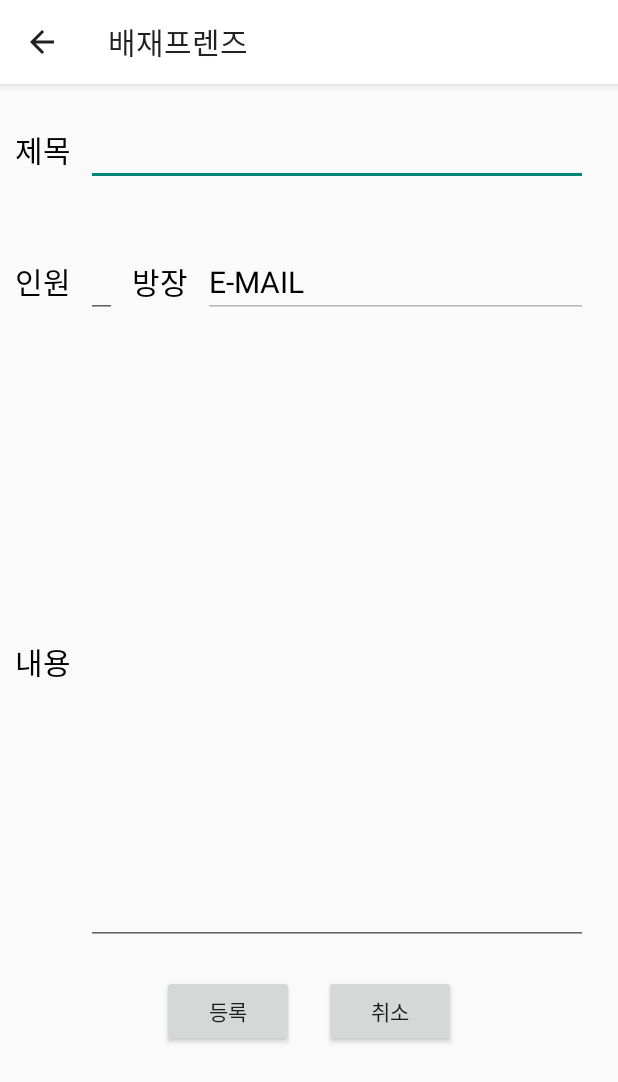
After one commit to GYUWON-CHOI/paichai_freinds, an Android app: the EditActivity screen opened directly, with no data from a screen before it, on a phone screen of 412 x 824 dp. The commit adds this screen. Shown: the top 1082 px of the screen. Run offline under Robolectric (Android 15) with nearby library versions, the phone set to English and light mode, and no system bars; our stand-ins replace Firebase (no records; nobody signed in at launch, a user with empty details on screens opened directly); 1 statement that could not run was skipped.

Commit message:
글 삭제, 수정 기능 구현(로그인 유저 = 글 작성자 부분 x)

```diff
--- /dev/null
+++ b/app/src/main/java/com/example/myapplication/EditActivity.java
@@ -0,0 +1,128 @@
+package com.example.myapplication;
+
+import androidx.annotation.NonNull;
+import androidx.appcompat.app.AppCompatActivity;
+
+import android.os.Bundle;
+import android.view.MenuItem;
+import android.view.View;
+import android.widget.Button;
+import android.widget.EditText;
+import android.widget.Toast;
+
+import com.google.firebase.database.DataSnapshot;
+import com.google.firebase.database.DatabaseError;
+import com.google.firebase.database.DatabaseReference;
+import com.google.firebase.database.FirebaseDatabase;
+import com.google.firebase.database.ValueEventListener;
+
+public class EditActivity extends AppCompatActivity {
+
+    private EditText editTitle, editPerson, editWho, editDetail;
+    private Button btnSave, btnCancel;
+    private DatabaseReference databaseReference;
+
+    @Override
+    protected void onCreate(Bundle savedInstanceState) {
+        super.onCreate(savedInstanceState);
+        setContentView(R.layout.activity_edit);
+
+        getSupportActionBar().setDisplayHomeAsUpEnabled(true);
+
+        editTitle = findViewById(R.id.input_write);
+        editPerson = findViewById(R.id.input_person);
+        editWho = findViewById(R.id.input_who);
+        editDetail = findViewById(R.id.input_detail);
+        btnSave = findViewById(R.id.btn);
+        btnCancel = findViewById(R.id.can);
+
+        // 수정할 글의 ID를 받아옴
+        String postId = getIntent().getStringExtra("ID");
+
+        // Firebase 데이터베이스의 "User" 노드에서 해당 글의 데이터를 불러옴
+        databaseReference = FirebaseDatabase.getInstance().getReference().child("User").child(postId);
+        databaseReference.addListenerForSingleValueEvent(new ValueEventListener() {
+            @Override
+            public void onDataChange(@NonNull DataSnapshot dataSnapshot) {
+                if (dataSnapshot.exists()) {
+                    // User 클래스의 생성자를 이용하여 데이터 가져오기
+                    User user = dataSnapshot.getValue(User.class);
+
+                    // 불러온 데이터를 EditText에 설정
+                    editTitle.setText(user.getTitle());
+                    editPerson.setText(String.valueOf(user.getPerson()));
+                    editWho.setText(user.getId());
+                    editDetail.setText(user.getDetail());
+                } else {
+                    // 데이터가 없는 경우 또는 에러 처리
+                    Toast.makeText(EditActivity.this, "데이터를 불러오는 중 오류가 발생했습니다.", Toast.LENGTH_SHORT).show();
+                    finish();
+                }
+            }
+
+            @Override
+            public void onCancelled(@NonNull DatabaseError databaseError) {
+                // 데이터를 불러오는 중에 에러가 발생한 경우
+                Toast.makeText(EditActivity.this, "데이터를 불러오는 중 오류가 발생했습니다.", Toast.LENGTH_SHORT).show();
+                finish();
+            }
+        });
+
+        // 저장 버튼 클릭 시 수정된 데이터를 Firebase에 업데이트
+        btnSave.setOnClickListener(new View.OnClickListener() {
+            @Override
+            public void onClick(View v) {
+                saveChanges(postId);
+            }
+        });
+
+        // 취소 버튼 클릭 시 현재 화면 닫음
+        btnCancel.setOnClickListener(new View.OnClickListener() {
+            @Override
+            public void onClick(View v) {
+                finish();
+            }
+        });
+    }
+
+    // 수정된 데이터를 Firebase에 업데이트하는 메서드
+    private void saveChanges(String postId) {
+        String title = editTitle.getText().toString().trim();
+        String personStr = editPerson.getText().toString().trim();
+        String who = editWho.getText().toString().trim();
+        String detail = editDetail.getText().toString().trim();
+
+        if (title.isEmpty() || personStr.isEmpty() || who.isEmpty() || detail.isEmpty()) {
+            Toast.makeText(this, "빈 칸을 모두 채워주세요.", Toast.LENGTH_SHORT).show();
+            return;
+        }
+
+        int person = Integer.parseInt(personStr);
+
+        // 수정된 데이터를 User 객체에 설정
+        User updatedUser = new User(who, person, title, detail);
+
+        // Firebase에 업데이트
+        databaseReference.setValue(updatedUser, new DatabaseReference.CompletionListener() {
+            @Override
+            public void onComplete(DatabaseError databaseError, DatabaseReference databaseReference) {
+                if (databaseError == null) {
+                    Toast.makeText(EditActivity.this, "수정되었습니다.", Toast.LENGTH_SHORT).show();
+                    finish();
+                } else {
+                    Toast.makeText(EditActivity.this, "수정 중 오류가 발생했습니다.", Toast.LENGTH_SHORT).show();
+                }
+            }
+        });
+    }
+
+    @Override
+    public boolean onOptionsItemSelected(MenuItem item) {
+        int id = item.getItemId();
+        if (id == android.R.id.home) {
+            finish();
+            return true;
+        }
+        return super.onOptionsItemSelected(item);
+    }
+}
--- a/app/src/main/java/com/example/myapplication/User.java
+++ b/app/src/main/java/com/example/myapplication/User.java
@@ -1,7 +1,4 @@
 package com.example.myapplication;
-
-// id : 학번, pw : 인원, userName : 방제, profile : 프로필 사진, detail: 내용
-
 public class User {
     private String profile;
     private String id;
--- /dev/null
+++ b/app/src/main/res/layout/activity_edit.xml
@@ -0,0 +1,111 @@
+<?xml version="1.0" encoding="utf-8"?>
+<LinearLayout xmlns:android="http://schemas.android.com/apk/res/android"
+    xmlns:app="http://schemas.android.com/apk/res-auto"
+    xmlns:tools="http://schemas.android.com/tools"
+    android:layout_width="match_parent"
+    android:layout_height="match_parent"
+    tools:context=".EditActivity"
+    android:orientation="vertical">
+
+
+    <LinearLayout
+        android:gravity="center"
+        android:layout_margin="10dp"
+        android:layout_width="match_parent"
+        android:layout_height="wrap_content">
+        <TextView
+            android:textColor="#000000"
+            android:text="제목"
+            android:textSize="20dp"
+            android:id="@+id/title"
+            android:layout_width="wrap_content"
+            android:layout_height="wrap_content" />
+
+        <EditText
+            android:textColor="#000000"
+            android:layout_margin="10dp"
+            android:layout_width="match_parent"
+            android:layout_height="wrap_content"
+            android:textSize="20dp"
+            android:id="@+id/input_write"/>
+    </LinearLayout>
+
+    <LinearLayout
+        android:gravity="center"
+        android:layout_margin="10dp"
+        android:layout_width="match_parent"
+        android:layout_height="wrap_content">
+        <TextView
+            android:textColor="#000000"
+            android:layout_width="wrap_content"
+            android:layout_height="wrap_content"
+            android:id="@+id/person"
+            android:text="인원"
+            android:textSize="20dp"/>
+
+        <EditText
+            android:textColor="#000000"
+            android:id="@+id/input_person"
+            android:layout_width="wrap_content"
+            android:layout_height="wrap_content"
+            android:layout_margin="10dp"
+            android:textSize="20dp" />
+        <TextView
+            android:textColor="#000000"
+            android:layout_width="wrap_content"
+            android:layout_height="wrap_content"
+            android:id="@+id/who"
+            android:text="방장"
+            android:textSize="20dp"/>
+
+        <EditText
+            android:id="@+id/input_who"
+            android:layout_width="match_parent"
+            android:layout_height="wrap_content"
+            android:layout_margin="10dp"
+            android:text="E-MAIL"
+            android:textColor="#000000"
+            android:textSize="20dp"
+            android:inputType="none"
+            android:enabled="false" /> <!-- 수정 못하도록 비활성화 -->
+    </LinearLayout>
+
+    <LinearLayout
+        android:gravity="center"
+        android:layout_margin="10dp"
+        android:layout_width="match_parent"
+        android:layout_height="wrap_content">
+        <TextView
+            android:textColor="#000000"
+            android:text="내용"
+            android:textSize="20dp"
+            android:id="@+id/detail"
+            android:layout_width="wrap_content"
+            android:layout_height="wrap_content" />
+
+        <EditText
+            android:textColor="#000000"
+            android:id="@+id/input_detail"
+            android:layout_width="match_parent"
+            android:layout_height="378dp"
+            android:layout_margin="10dp"
+            android:textSize="20dp" />
+    </LinearLayout>
+    <LinearLayout
+        android:layout_width="wrap_content"
+        android:layout_height="wrap_content"
+        android:layout_gravity="center">
+        <Button
+            android:layout_width="wrap_content"
+            android:layout_height="wrap_content"
+            android:id="@+id/btn"
+            android:text="등록"/>
+        <Button
+            android:layout_marginLeft="20dp"
+            android:layout_width="wrap_content"
+            android:layout_height="wrap_content"
+            android:id="@+id/can"
+            android:text="취소"/>
+    </LinearLayout>
+
+</LinearLayout>
```
Also changed, not shown: app/src/main/AndroidManifest.xml (+13 -6 lines), app/src/main/java/com/example/myapplication/DetailActivity.java (+42 -26 lines), app/src/main/java/com/example/myapplication/MainActivity.java (+45 -9 lines), app/src/main/java/com/example/myapplication/WriteActivity.java (+18 -25 lines), app/src/main/res/layout/activity_detail.xml (+15 -0 lines), app/src/main/java/com/example/myapplication/CustomAdapter.java (line endings or trailing spaces).
